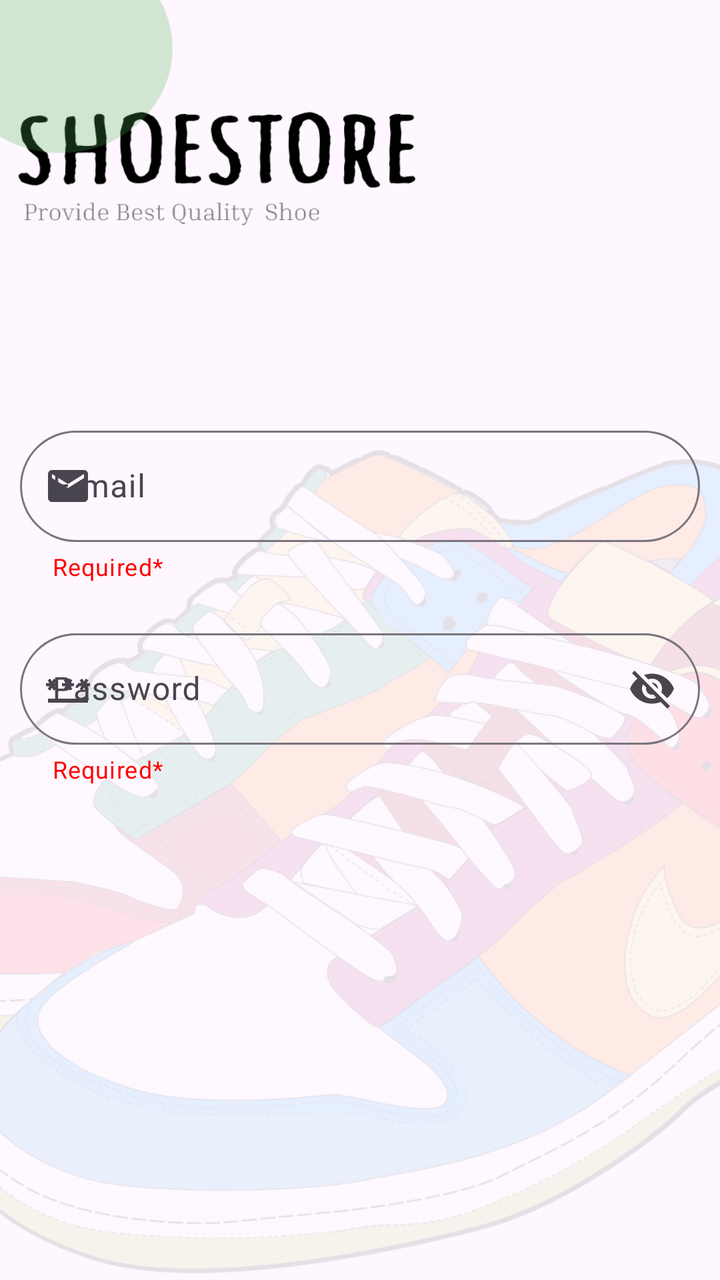
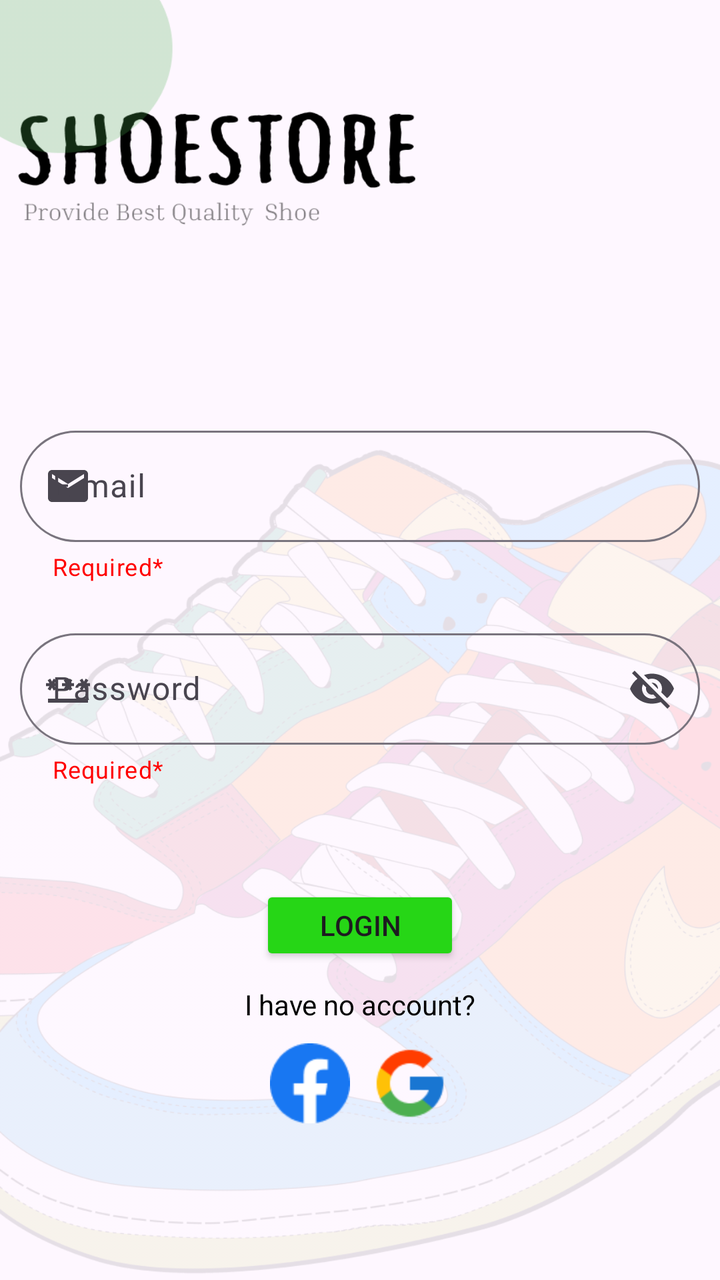

Two renders of the same Android screen: before a commit and after it. Below are the layout's source before the change and the commit's diff.
<!-- AndroidManifest.xml: application theme Theme.ShoeStore -->
<!-- res/layout/activity_login.xml -->
<?xml version="1.0" encoding="utf-8"?>
<RelativeLayout xmlns:android="http://schemas.android.com/apk/res/android"
    xmlns:app="http://schemas.android.com/apk/res-auto"
    xmlns:tools="http://schemas.android.com/tools"
    android:layout_width="match_parent"
    android:layout_height="match_parent"
    tools:context=".LoginActivity"
    android:background="@drawable/img"
    android:padding="10dp"
    >


    <com.google.android.material.textfield.TextInputLayout
        app:boxCornerRadiusBottomEnd="30dp"
        app:boxCornerRadiusBottomStart="30dp"
        app:boxCornerRadiusTopEnd="30dp"
        app:boxCornerRadiusTopStart="30dp"
        android:layout_marginTop="200dp"
        android:id="@+id/textinputlayout1"
        android:layout_width="match_parent"
        android:layout_height="wrap_content"
        android:hint="E-mail"
        app:startIconDrawable="@drawable/emailicon"
        app:endIconMode="clear_text"
        app:helperText="Required*"
        app:helperTextTextColor="#FF0000"
        >

        <com.google.android.material.textfield.TextInputEditText
            android:layout_width="match_parent"
            android:layout_height="wrap_content"
            android:inputType="textEmailAddress"
            android:id="@+id/textinputedittext"
            />
    </com.google.android.material.textfield.TextInputLayout>

    <com.google.android.material.textfield.TextInputLayout
        app:boxCornerRadiusBottomEnd="30dp"
        app:boxCornerRadiusBottomStart="30dp"
        app:boxCornerRadiusTopEnd="30dp"
        app:boxCornerRadiusTopStart="30dp"
        android:layout_marginVertical="20dp"
        android:layout_below="@+id/textinputlayout1"
        android:layout_width="match_parent"
        android:layout_height="wrap_content"
        android:hint="Password"
        app:startIconDrawable="@drawable/passwordicon"
        app:endIconMode="password_toggle"
        app:helperText="Required*"
        app:helperTextTextColor="#FF0000"
        >

        <com.google.android.material.textfield.TextInputEditText
            android:layout_width="match_parent"
            android:layout_height="wrap_content"
            />
    </com.google.android.material.textfield.TextInputLayout>
</RelativeLayout>
<!-- resources referenced by this layout -->
<resources>
  <!-- drawable emailicon (drawable) -->
  <vector android:height="24dp" android:tint="#000000"
      android:viewportHeight="24" android:viewportWidth="24"
      android:width="24dp" xmlns:android="http://schemas.android.com/apk/res/android">
      <path android:fillColor="@android:color/white" android:pathData="M20,4L4,4c-1.1,0 -1.99,0.9 -1.99,2L2,18c0,1.1 0.9,2 2,2h16c1.1,0 2,-0.9 2,-2L22,6c0,-1.1 -0.9,-2 -2,-2zM20,8l-8,5 -8,-5L4,6l8,5 8,-5v2z"/>
  </vector>
  <!-- drawable img: png bitmap (drawable, 173833 bytes) -->
  <!-- drawable passwordicon (drawable) -->
  <vector android:height="24dp" android:tint="#000000"
      android:viewportHeight="24" android:viewportWidth="24"
      android:width="24dp" xmlns:android="http://schemas.android.com/apk/res/android">
      <path android:fillColor="@android:color/white" android:pathData="M2,17h20v2H2V17zM3.15,12.95L4,11.47l0.85,1.48l1.3,-0.75L5.3,10.72H7v-1.5H5.3l0.85,-1.47L4.85,7L4,8.47L3.15,7l-1.3,0.75L2.7,9.22H1v1.5h1.7L1.85,12.2L3.15,12.95zM9.85,12.2l1.3,0.75L12,11.47l0.85,1.48l1.3,-0.75l-0.85,-1.48H15v-1.5h-1.7l0.85,-1.47L12.85,7L12,8.47L11.15,7l-1.3,0.75l0.85,1.47H9v1.5h1.7L9.85,12.2zM23,9.22h-1.7l0.85,-1.47L20.85,7L20,8.47L19.15,7l-1.3,0.75l0.85,1.47H17v1.5h1.7l-0.85,1.48l1.3,0.75L20,11.47l0.85,1.48l1.3,-0.75l-0.85,-1.48H23V9.22z"/>
  </vector>
  <style name="Theme.ShoeStore" parent="Base.Theme.ShoeStore" />
  <style name="Base.Theme.ShoeStore" parent="Theme.Material3.DayNight.NoActionBar">
          
          
      </style>
</resources>

<!-- the commit's change to res/layout/activity_login.xml (unified diff, before → after) -->
@@ -5,7 +5,7 @@
     android:layout_width="match_parent"
     android:layout_height="match_parent"
     tools:context=".LoginActivity"
-    android:background="@drawable/img"
+    android:background="@drawable/loginbg"
     android:padding="10dp"
     >
 
@@ -48,11 +48,62 @@
         app:endIconMode="password_toggle"
         app:helperText="Required*"
         app:helperTextTextColor="#FF0000"
+        android:id="@+id/passbelow"
         >
 
         <com.google.android.material.textfield.TextInputEditText
             android:layout_width="match_parent"
             android:layout_height="wrap_content"
+            android:id="@+id/passwordinputedittext"
             />
     </com.google.android.material.textfield.TextInputLayout>
+    <Button
+        android:layout_width="100dp"
+        android:layout_height="40dp"
+        android:layout_below="@id/passbelow"
+        android:backgroundTint="#26D616"
+        android:layout_centerHorizontal="true"
+        android:text="Login"
+        android:layout_marginTop="30dp"
+        android:id="@+id/loginbutton"
+        />
+    <TextView
+        android:layout_width="match_parent"
+        android:layout_height="wrap_content"
+        android:text="I have no account?"
+        android:textColor="@color/black"
+        android:gravity="center"
+        android:layout_marginTop="10dp"
+        android:layout_below="@id/loginbutton"
+        android:id="@+id/registerback"
+        />
+
+    <LinearLayout
+        android:layout_width="match_parent"
+        android:layout_height="wrap_content"
+        android:orientation="horizontal"
+        android:layout_below="@id/registerback"
+        android:gravity="center"
+        android:layout_marginTop="10dp"
+        >
+
+    <ImageView
+        android:layout_width="40dp"
+        android:layout_height="40dp"
+        android:src="@drawable/facebook"
+        android:id="@+id/loginfacebook"
+        android:layout_marginHorizontal="5dp"
+
+        />
+
+    <ImageView
+        android:id="@+id/logingoogle"
+        android:layout_width="40dp"
+        android:layout_height="40dp"
+        android:src="@drawable/google"
+        android:layout_marginHorizontal="5dp"
+
+        />
+
+    </LinearLayout>
 </RelativeLayout>
<!-- resource entries referenced after the edit -->
@@ -1,12 +1,15 @@
 <!-- resources referenced by this layout -->
 <resources>
+  <color name="black">#FF000000</color>
   <!-- drawable emailicon (drawable) -->
   <vector android:height="24dp" android:tint="#000000"
       android:viewportHeight="24" android:viewportWidth="24"
       android:width="24dp" xmlns:android="http://schemas.android.com/apk/res/android">
       <path android:fillColor="@android:color/white" android:pathData="M20,4L4,4c-1.1,0 -1.99,0.9 -1.99,2L2,18c0,1.1 0.9,2 2,2h16c1.1,0 2,-0.9 2,-2L22,6c0,-1.1 -0.9,-2 -2,-2zM20,8l-8,5 -8,-5L4,6l8,5 8,-5v2z"/>
   </vector>
-  <!-- drawable img: png bitmap (drawable, 173833 bytes) -->
+  <!-- drawable facebook: png bitmap (drawable, 1048 bytes) -->
+  <!-- drawable google: png bitmap (drawable, 1140 bytes) -->
+  <!-- drawable loginbg: png bitmap (drawable, 173833 bytes) -->
   <!-- drawable passwordicon (drawable) -->
   <vector android:height="24dp" android:tint="#000000"
       android:viewportHeight="24" android:viewportWidth="24"
@@ -16,7 +19,10 @@
   <style name="Theme.ShoeStore" parent="Base.Theme.ShoeStore" />
   <style name="Base.Theme.ShoeStore" parent="Theme.Material3.DayNight.NoActionBar">
           
-          
+  
+          <item name="android:statusBarColor">@color/white</item>
+          <item name="android:windowLightStatusBar">true</item>
       </style>
+  <color name="white">#FFFFFFFF</color>
 </resources>
 
